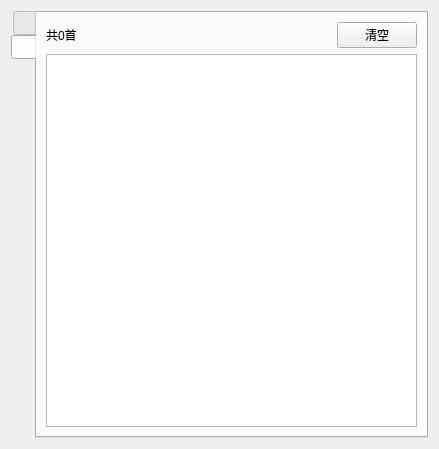
First picture: the form in playlistWidget/playlistwidget.ui, repository tongtianli/QtMusicPlayer, before the edit.
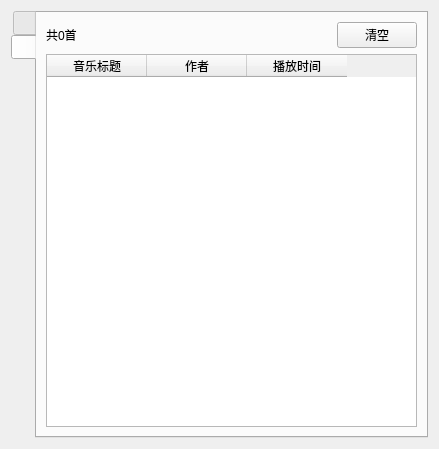
Second picture: the form after the edit. The open tabs and pages were chosen to show the change. Icons and pictures are not drawn.

```diff
--- a/playlistWidget/playlistwidget.ui
+++ b/playlistWidget/playlistwidget.ui
@@ -139,7 +139,23 @@
         </layout>
        </item>
        <item row="1" column="0">
-        <widget class="QTableWidget" name="recordlist"/>
+        <widget class="QTableWidget" name="recordlist">
+         <column>
+          <property name="text">
+           <string>音乐标题</string>
+          </property>
+         </column>
+         <column>
+          <property name="text">
+           <string>作者</string>
+          </property>
+         </column>
+         <column>
+          <property name="text">
+           <string>播放时间</string>
+          </property>
+         </column>
+        </widget>
        </item>
       </layout>
      </widget>
```
Left out of the diff: 2 changed lines with no effect on the pictures.
